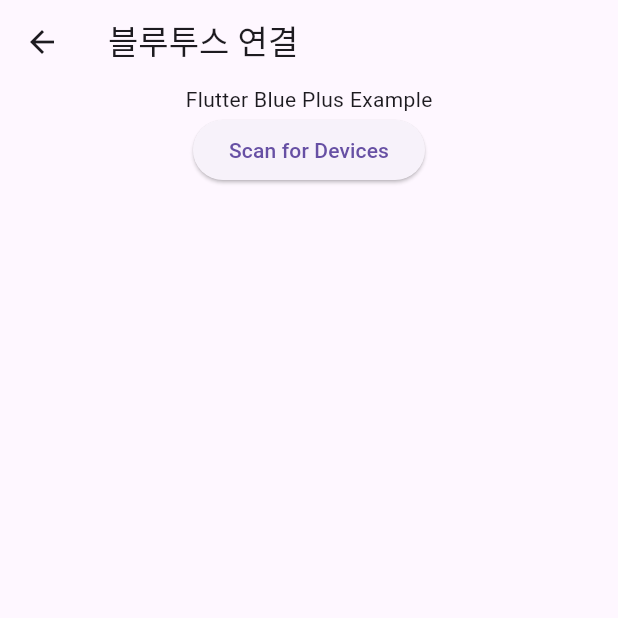
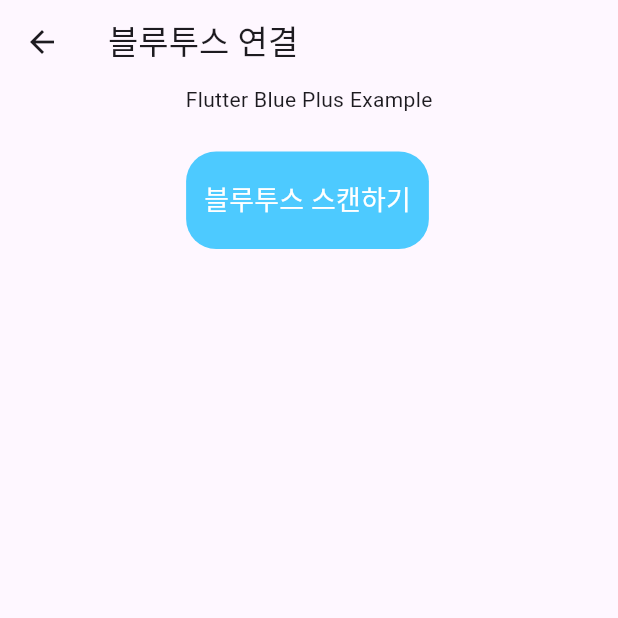
Before and after one commit to ohzizone/capstone, a Flutter app: the BluetoothScreen screen opened directly, on a phone screen of 412 x 824 dp, the top half of it. Run offline on Flutter 3.47's test engine with Material 3 defaults, Android fonts, the phone set to English and light mode, and no system bars; our stand-ins replace cloud_firestore, firebase_auth, firebase_core, fl_chart, flutter_blue_plus, flutter_slidable and 5 more; missing offline and left inert: flutter_naver_map; accounts and stored records are empty; Roboto replaces fonts that are missing (PretandardMedium).

```diff
--- a/front/running_mate/lib/src/screens/BluetoothScreen.dart
+++ b/front/running_mate/lib/src/screens/BluetoothScreen.dart
@@ -4,6 +4,7 @@
 import 'package:flutter/material.dart';
 import 'package:flutter_blue_plus/flutter_blue_plus.dart';
 import 'package:get/get.dart';
+import 'package:running_mate/src/theme/colors.dart';
 
 class BluetoothScreen extends StatelessWidget {
   final BluetoothController _bluetoothController =
@@ -20,11 +21,26 @@
           mainAxisAlignment: MainAxisAlignment.center,
           children: <Widget>[
             Text('Flutter Blue Plus Example'),
-            ElevatedButton(
-              onPressed: () async {
-                _bluetoothController.startScan();
-              },
-              child: Text('Scan for Devices'),
+            Container(
+              height: 65.0,
+              margin: EdgeInsets.fromLTRB(0.0, 25.0, 2.0, 0.0),
+              decoration: BoxDecoration(
+                borderRadius: BorderRadius.circular(20.0),
+                color: iris_100,
+              ),
+              child: TextButton(
+                onPressed: () async {
+                  _bluetoothController.startScan();
+                },
+                child: Text(
+                  '블루투스 스캔하기',
+                  style: TextStyle(
+                    color: Colors.white,
+                    fontFamily: 'PretandardMedium',
+                    fontSize: 18.0,
+                  ),
+                ),
+              ),
             ),
             Expanded(
               child: Obx(() => ListView.builder(
```
Also changed, not shown: front/running_mate/lib/src/screens/Esp32Screen.dart (added, +113 -0 lines), front/running_mate/lib/src/screens/FlutterBlueApp.dart (+90 -14 lines), front/running_mate/lib/src/screens/HomeScreen.dart (+7 -7 lines).
